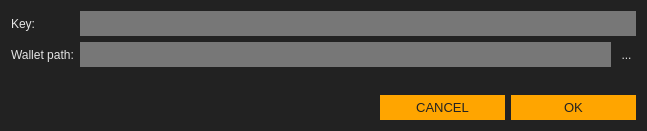
This is src/gui/ui/importkeydialog.ui in ConcealNetwork/conceal-desktop as Qt 5 draws it before an edit. The edited form follows.
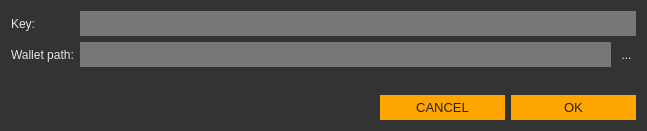
This is the edited form.

```diff
--- a/src/gui/ui/importkeydialog.ui
+++ b/src/gui/ui/importkeydialog.ui
@@ -14,7 +14,7 @@
    <string>Import private key</string>
   </property>
   <property name="styleSheet">
-   <string notr="true">background-color: #222; color: #e5e5e5;
+   <string notr="true">background-color: #333; color: #e5e5e5;
 border: 0px;</string>
   </property>
   <layout class="QVBoxLayout" name="verticalLayout">
```
